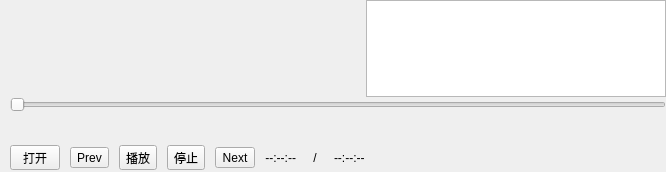
This is UAVManage/SoundGrade.ui in gessd/UAVManage as Qt 5 draws it before an edit. The edited form follows.
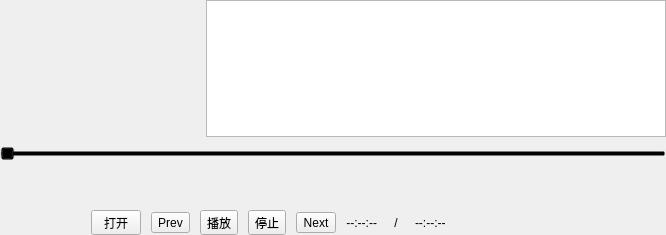
This is the edited form. Icons and pictures are not drawn. Custom widgets are drawn as their Qt base class.

Commit message: 音乐控件界面调整

The edit to the form file:
```diff
--- a/UAVManage/SoundGrade.ui
+++ b/UAVManage/SoundGrade.ui
@@ -7,15 +7,18 @@
     <x>0</x>
     <y>0</y>
     <width>666</width>
-    <height>172</height>
+    <height>235</height>
    </rect>
   </property>
   <property name="windowTitle">
    <string>Form</string>
   </property>
-  <layout class="QGridLayout" name="gridLayout" columnstretch="5,0">
+  <property name="styleSheet">
+   <string notr="true"/>
+  </property>
+  <layout class="QGridLayout" name="gridLayout">
    <property name="leftMargin">
-    <number>10</number>
+    <number>0</number>
    </property>
    <property name="topMargin">
     <number>0</number>
@@ -24,11 +27,65 @@
     <number>0</number>
    </property>
    <property name="bottomMargin">
-    <number>2</number>
+    <number>0</number>
    </property>
-   <property name="verticalSpacing">
+   <item row="0" column="0" colspan="2">
+    <widget class="QWidget" name="widgetBackgroundMain" native="true">
+     <layout class="QGridLayout" name="gridLayout_2">
+      <property name="leftMargin">
     <number>0</number>
    </property>
+      <property name="topMargin">
+       <number>0</number>
+      </property>
+      <property name="rightMargin">
+       <number>0</number>
+      </property>
+      <property name="bottomMargin">
+       <number>0</number>
+      </property>
+      <item row="0" column="1">
+       <widget class="QListWidget" name="m_pPlayList"/>
+      </item>
+      <item row="0" column="0">
+       <widget class="QWChartView" name="m_pCuverPlot" native="true">
+        <property name="minimumSize">
+         <size>
+          <width>200</width>
+          <height>0</height>
+         </size>
+        </property>
+        <property name="styleSheet">
+         <string notr="true">background:transparent;</string>
+        </property>
+       </widget>
+      </item>
+      <item row="1" column="0" colspan="2">
+       <widget class="QSlider" name="m_pHslider">
+        <property name="minimumSize">
+         <size>
+          <width>0</width>
+          <height>22</height>
+         </size>
+        </property>
+        <property name="styleSheet">
+         <string notr="true">background:transparent;</string>
+        </property>
+        <property name="orientation">
+         <enum>Qt::Horizontal</enum>
+        </property>
+       </widget>
+      </item>
+      <item row="2" column="0" colspan="2">
+       <widget class="MusicScale" name="widgetScale" native="true">
+        <property name="minimumSize">
+         <size>
+          <width>0</width>
+          <height>30</height>
+         </size>
+        </property>
+       </widget>
+      </item>
    <item row="3" column="0" colspan="2">
     <layout class="QHBoxLayout" name="horizontalLayout">
      <property name="spacing">
@@ -37,6 +94,19 @@
      <property name="topMargin">
       <number>3</number>
      </property>
+        <item>
+         <spacer name="horizontalSpacer_2">
+          <property name="orientation">
+           <enum>Qt::Horizontal</enum>
+          </property>
+          <property name="sizeHint" stdset="0">
+           <size>
+            <width>40</width>
+            <height>20</height>
+           </size>
+          </property>
+         </spacer>
+        </item>
      <item>
       <widget class="QToolButton" name="m_pBtnLoad">
        <property name="sizePolicy">
@@ -168,6 +238,9 @@
          <height>0</height>
         </size>
        </property>
+          <property name="styleSheet">
+           <string notr="true">background:transparent;</string>
+          </property>
        <layout class="QHBoxLayout" name="horizontalLayout_2">
         <property name="spacing">
          <number>1</number>
@@ -198,6 +271,9 @@
             <height>0</height>
            </size>
           </property>
+             <property name="styleSheet">
+              <string notr="true">background:transparent;</string>
+             </property>
           <property name="text">
            <string>--:--:--</string>
           </property>
@@ -208,6 +284,9 @@
         </item>
         <item>
          <widget class="QLabel" name="label">
+             <property name="styleSheet">
+              <string notr="true">background:transparent;</string>
+             </property>
           <property name="text">
            <string>/</string>
           </property>
@@ -225,7 +304,7 @@
            </sizepolicy>
           </property>
           <property name="styleSheet">
-           <string notr="true"/>
+              <string notr="true">background:transparent;</string>
           </property>
           <property name="text">
            <string>--:--:--</string>
@@ -243,6 +322,9 @@
          <height>0</height>
         </size>
        </property>
+          <property name="styleSheet">
+           <string notr="true">background:transparent;</string>
+          </property>
        <property name="text">
         <string/>
        </property>
@@ -263,43 +345,7 @@
      </item>
     </layout>
    </item>
-   <item row="0" column="1">
-    <widget class="QListWidget" name="m_pPlayList">
-     <property name="minimumSize">
-      <size>
-       <width>300</width>
-       <height>0</height>
-      </size>
-     </property>
-     <property name="maximumSize">
-      <size>
-       <width>16777215</width>
-       <height>16777215</height>
-      </size>
-     </property>
-    </widget>
-   </item>
-   <item row="0" column="0">
-    <widget class="QWChartView" name="m_pCuverPlot" native="true"/>
-   </item>
-   <item row="1" column="0" colspan="2">
-    <widget class="QSlider" name="m_pHslider">
-     <property name="styleSheet">
-      <string notr="true"/>
-     </property>
-     <property name="orientation">
-      <enum>Qt::Horizontal</enum>
-     </property>
-    </widget>
-   </item>
-   <item row="2" column="0" colspan="2">
-    <widget class="MusicScale" name="widgetScale" native="true">
-     <property name="minimumSize">
-      <size>
-       <width>0</width>
-       <height>30</height>
-      </size>
-     </property>
+     </layout>
     </widget>
    </item>
   </layout>
```
Lines whose indentation alone changed are shown as unchanged. The commit also changes 2 other files.
